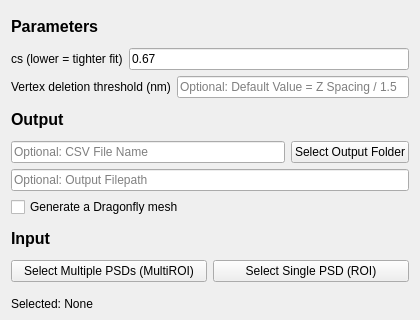
AlexanderJCS/3D-Pancake, file mainformpancake3d.ui: the form before one commit; both pictures show x 0 to 420 and y 0 to 320 of the 420 by 475 pixel window.
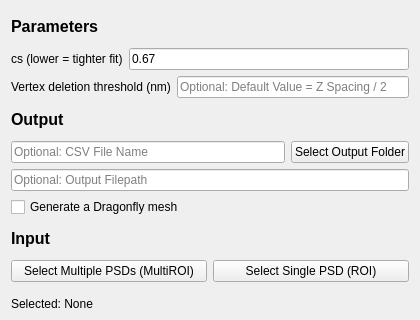
The form after the commit. Custom widgets are drawn as their Qt base class.

What changed in the file:
```diff
--- a/mainformpancake3d.ui
+++ b/mainformpancake3d.ui
@@ -69,7 +69,7 @@
      <item>
       <widget class="QLineEdit" name="line_edit_vertex_deletion_threshold">
        <property name="placeholderText">
-        <string>Optional: Default Value = Z Spacing / 1.5</string>
+        <string>Optional: Default Value = Z Spacing / 2</string>
        </property>
       </widget>
      </item>
```
